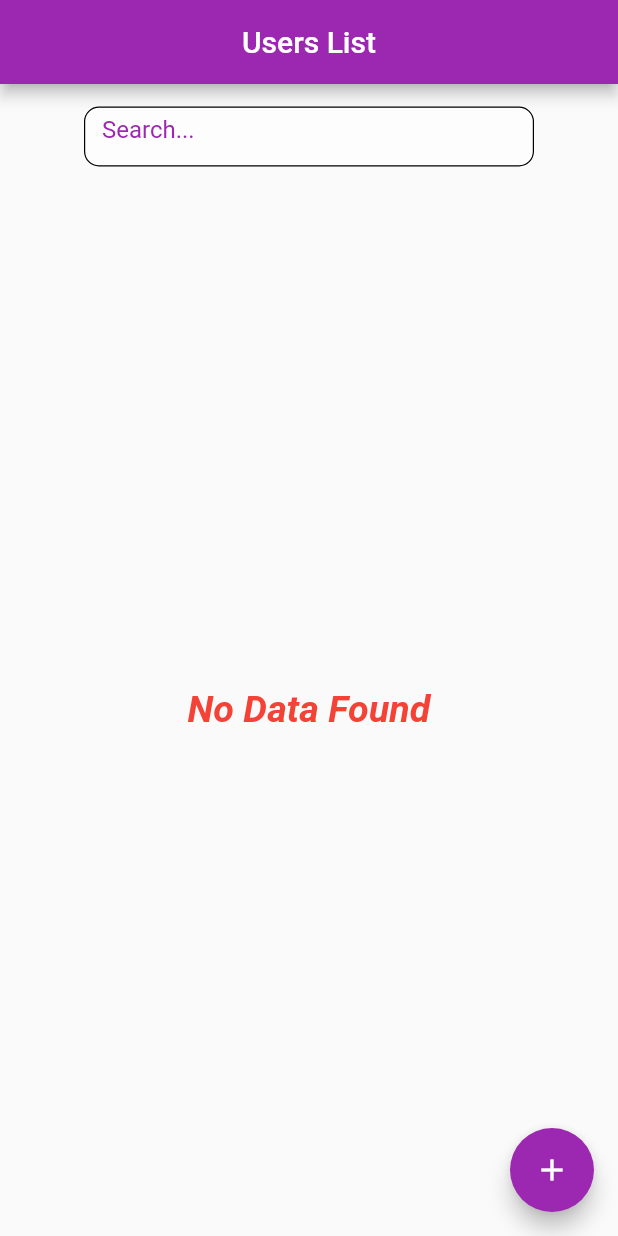
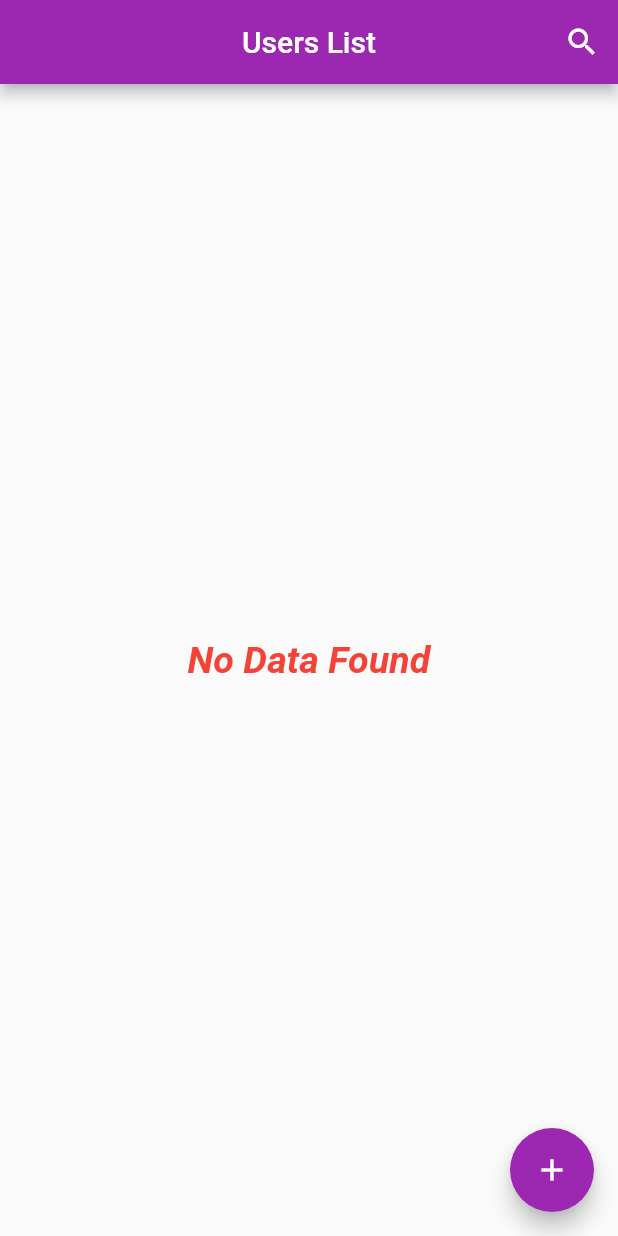
Before and after one commit to Minhal9911/DemoRestApi, a Flutter app: the screen it shows after launch, on a phone screen of 412 x 824 dp. Run offline on Flutter 3.47's test engine with Material 2 defaults, Android fonts, the phone set to English and light mode, and no system bars; our stand-ins replace cached_network_image; accounts and stored records are empty; network calls fail.

Commit message:
third commit

```diff
--- a/lib/Screens/add_user.dart
+++ b/lib/Screens/add_user.dart
@@ -42,7 +42,7 @@ class _AddUserState extends State<AddUser> {
   Widget build(BuildContext context) {
     return Scaffold(
       appBar: AppBar(
-        automaticallyImplyLeading: false,
+        automaticallyImplyLeading: true,
         title: Text(widget.isAdd ? 'Add New User' : 'Edit User'),
         centerTitle: true,
       ),
--- a/lib/Screens/dashboard.dart
+++ b/lib/Screens/dashboard.dart
@@ -23,10 +23,12 @@ class _DashboardState extends State<Dashboard> {
 
   Future<void> loadUser() async {
     users = await Helper.getAllUser();
-    debugPrint('userSize ${users.length}');
+    // debugPrint('userSize ${users.length}');
+    showList.clear();
     showList.addAll(users);
-    debugPrint("list is available");
     isLoading = false;
+    // debugPrint("list is available");
+
     setState(() {});
   }
 
@@ -40,8 +42,8 @@ class _DashboardState extends State<Dashboard> {
   Widget build(BuildContext context) {
     return Scaffold(
       appBar: AppBar(
-        // title: isSearching ? searchTextField() : const Text('Users List'),
-        title: const Text('Users List'),
+        title: isSearching ? searchTextField() : const Text('Users List'),
+        // title: const Text('Users List'),
         centerTitle: true,
         /* actions: [
           IconButton(
@@ -54,7 +56,7 @@ class _DashboardState extends State<Dashboard> {
             icon: const Icon(Icons.search),
           ),
         ],*/
-        /*  actions: isSearching
+        actions: isSearching
             ? [
                 IconButton(
                   onPressed: () {
@@ -72,17 +74,9 @@ class _DashboardState extends State<Dashboard> {
                   },
                   icon: const Icon(Icons.search),
                 ),
-              ],*/
+              ],
       ),
-      body: Column(
-        children: [
-          Padding(
-            padding: const EdgeInsets.only(top: 15, right: 10, left: 10),
-            child: searchTextField(),
-          ),
-          const SizedBox(height: 10),
-          Expanded(
-            child: isLoading
+      body: isLoading
           ? const Center(child: CircularProgressIndicator())
           : showList.isEmpty
               ? const Center(
@@ -94,7 +88,9 @@ class _DashboardState extends State<Dashboard> {
                       fontStyle: FontStyle.italic,
                       color: Colors.red),
                 ))
-                    : ListView.builder(
+              : Padding(
+                  padding: const EdgeInsets.only(top: 20),
+                  child: ListView.builder(
                     // shrinkWrap: true,
                     itemCount: showList.length,
                     itemBuilder: (BuildContext context, int index) {
@@ -108,7 +104,7 @@ class _DashboardState extends State<Dashboard> {
                         },
                         child: Card(
                           margin: const EdgeInsets.only(
-                                  top: 20, left: 10, right: 10),
+                              top: 20, left: 15, right: 15),
                           child: ListTile(
                             leading: ClipRRect(
                               borderRadius: BorderRadius.circular(60.0),
@@ -120,8 +116,7 @@ class _DashboardState extends State<Dashboard> {
                               ),
                             ),
                             title: Column(
-                                  mainAxisAlignment:
-                                      MainAxisAlignment.spaceBetween,
+                              mainAxisAlignment: MainAxisAlignment.spaceBetween,
                               crossAxisAlignment: CrossAxisAlignment.start,
                               children: [
                                 Text(
@@ -139,8 +134,6 @@ class _DashboardState extends State<Dashboard> {
                       );
                     },
                   ),
-          ),
-        ],
                 ),
       floatingActionButton: FloatingActionButton(
         onPressed: () {
@@ -189,7 +182,6 @@ class _DashboardState extends State<Dashboard> {
           ),
         ),
         onChanged: (value) {
-          showList.clear();
           showList = users
               .where((items) =>
                   (items.name!.toLowerCase().contains(value.toLowerCase())))
```
Lines whose indentation alone changed are shown as unchanged.
